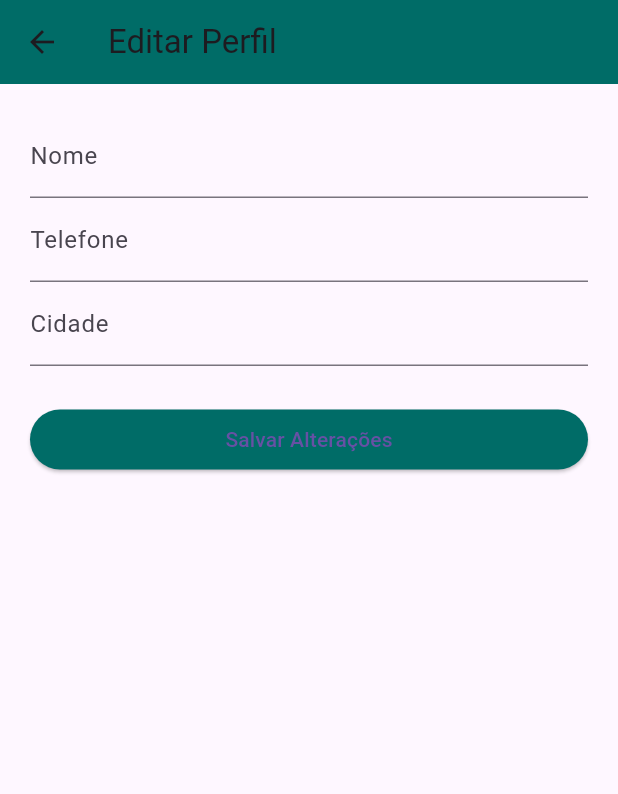
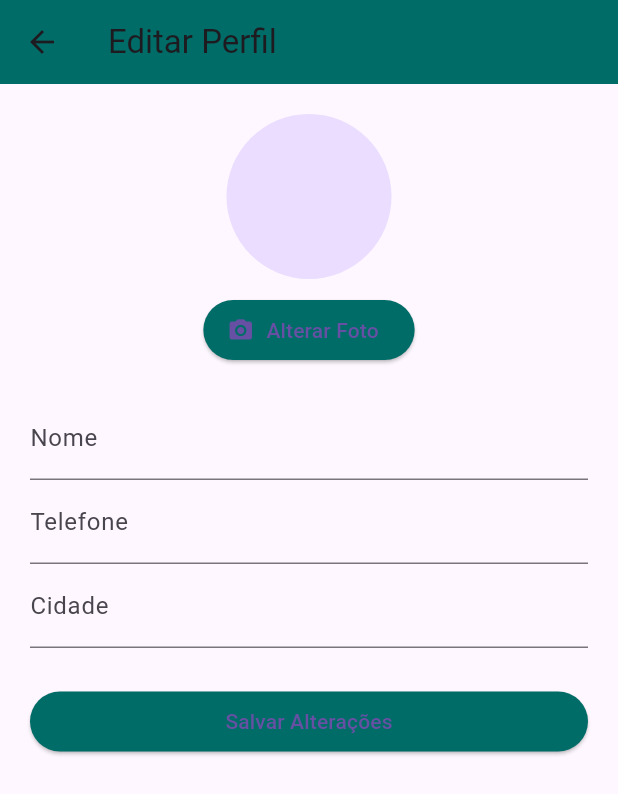
Before and after one commit to donilumertz/prest_service, a Flutter app: the EditProfileScreen screen opened directly with empty values, on a phone screen of 412 x 824 dp. Shown: the top 794 px of the screen. Run offline on Flutter 3.47's test engine with Material 3 defaults, Android fonts, the phone set to English and light mode, and no system bars; our stand-ins replace cloud_firestore, firebase_auth, firebase_core, google_fonts, image_picker; accounts and stored records are empty.

Commit message:
adicionando edicao de foto

```diff
--- a/lib/screens/edit_profile_screen.dart
+++ b/lib/screens/edit_profile_screen.dart
@@ -1,4 +1,6 @@
+import 'dart:convert';
 import 'package:flutter/material.dart';
+import 'package:image_picker/image_picker.dart';
 import 'package:prest_service/models/user_model.dart';
 import 'package:prest_service/services/firestore_service.dart';
 
@@ -18,6 +20,8 @@ class _EditarPerfilScreenState extends State<EditProfileScreen> {
   late TextEditingController profissao;
   late TextEditingController descricao;
 
+  String? novaFotoBase64;
+
   @override
   void initState() {
     super.initState();
@@ -26,6 +30,18 @@ class _EditarPerfilScreenState extends State<EditProfileScreen> {
     cidade = TextEditingController(text: widget.user.cidade ?? "");
     profissao = TextEditingController(text: widget.user.profissao ?? "");
     descricao = TextEditingController(text: widget.user.descricao ?? "");
+  }
+
+  Future<void> selecionarFoto() async {
+    final picker = ImagePicker();
+    final picked = await picker.pickImage(source: ImageSource.gallery);
+
+    if (picked != null) {
+      final bytes = await picked.readAsBytes();
+      setState(() {
+        novaFotoBase64 = base64Encode(bytes);
+      });
+    }
   }
 
   Future<void> salvar() async {
@@ -40,6 +56,10 @@ class _EditarPerfilScreenState extends State<EditProfileScreen> {
     if (widget.user.tipoUsuario == "Prestador") {
       dadosAtualizados['profissao'] = profissao.text;
       dadosAtualizados['descricao'] = descricao.text;
+    }
+
+    if (novaFotoBase64 != null) {
+      dadosAtualizados['fotoBase64'] = novaFotoBase64 ?? "";
     }
 
     await firestore.atualizarUsuario(dadosAtualizados, widget.user.uid);
@@ -60,6 +80,34 @@ class _EditarPerfilScreenState extends State<EditProfileScreen> {
           key: _formKey,
           child: ListView(
             children: [
+              Center(
+                child: Column(
+                  children: [
+                    CircleAvatar(
+                      radius: 55,
+                      backgroundImage:
+                      novaFotoBase64 != null
+                          ? MemoryImage(base64Decode(novaFotoBase64!))
+                          : widget.user.fotoBase64 != null
+                          ? MemoryImage(base64Decode(widget.user.fotoBase64!))
+                          : null,
+                      child: (widget.user.fotoBase64 == null && novaFotoBase64 == null)
+                          ? const Icon(Icons.person, size: 50, color: Colors.white)
+                          : null,
+                    ),
+                    const SizedBox(height: 10),
+                    ElevatedButton.icon(
+                      onPressed: selecionarFoto,
+                      icon: const Icon(Icons.camera_alt),
+                      label: const Text("Alterar Foto"),
+                      style: ElevatedButton.styleFrom(
+                        backgroundColor: const Color(0xFF006C67),
+                      ),
+                    ),
+                    const SizedBox(height: 20),
+                  ],
+                ),
+              ),
               TextFormField(controller: nome, decoration: const InputDecoration(labelText: "Nome")),
               TextFormField(controller: telefone, decoration: const InputDecoration(labelText: "Telefone")),
               TextFormField(controller: cidade, decoration: const InputDecoration(labelText: "Cidade")),
```
